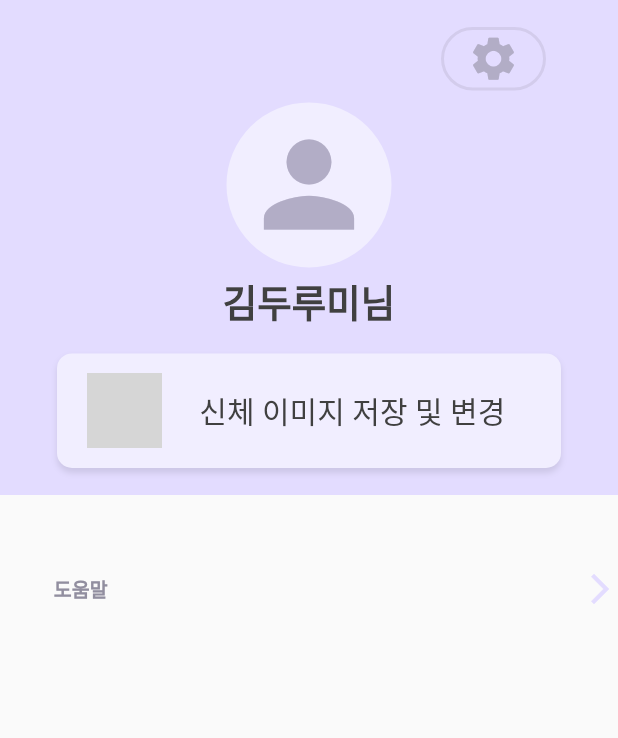
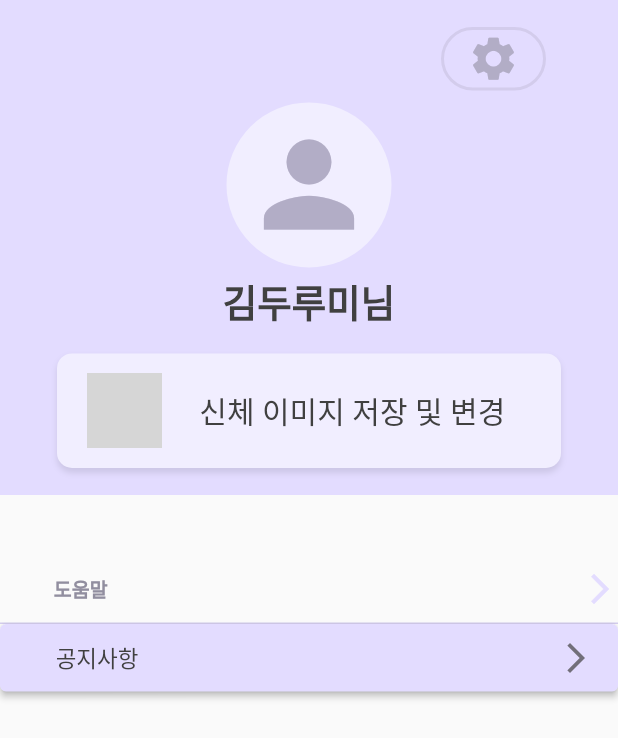
Before and after one commit to dlcodns/OSP_Prediction, a Flutter app: the My widget shown alone on an empty page, opened directly, on a phone screen of 412 x 824 dp. Shown: the top 738 px of the screen. Run offline on Flutter 3.47's test engine with Material 2 defaults, Android fonts, the phone set to English and light mode, and no system bars; our stand-ins replace image_picker; grey boxes are pictures that could not be loaded.

Commit message:
Feat: notice button (#32)

```diff
--- a/flutter_KMS/lib/mypage.dart
+++ b/flutter_KMS/lib/mypage.dart
@@ -233,6 +233,57 @@ class _MyPage extends State<My> {
             ),
           ),
         ),
+        Expanded(
+          child: SizedBox(
+              height: 1,
+              child: Container(
+                decoration: BoxDecoration(
+                    color: Color(0xffD3CCEC)
+                ),
+              )
+          ),
+        ),
+        Expanded(
+          child: SizedBox(
+            height: 45,
+            child: ElevatedButton(
+              onPressed: () {
+
+              },
+              style: ElevatedButton.styleFrom(
+                backgroundColor: Color(0xffE3DCFF),
+              ),
+              child: Row(
+                  mainAxisAlignment: MainAxisAlignment.spaceBetween,
+                  children: [
+                    Flexible(
+                      flex: 1,
+                      child: SizedBox(),
+                    ),
+                    Flexible(
+                      flex: 17,
+                      child: Row(
+                        mainAxisAlignment: MainAxisAlignment.spaceBetween,
+                        children: const [
+                          Text('공지사항',
+                              style: TextStyle(
+                                  color: Color(0xff404040),
+                                  fontSize: 15
+                              )
+                          ),
+                          Align(
+                              child: Icon(Icons.arrow_forward_ios, color: Color(
+                                  0xff726F7A),)
+                          )
+                        ],
+                      ),
+                    )
+                  ]
+              ),
+            ),
+          ),
+        ),
+
       ],
     );
   }
```
